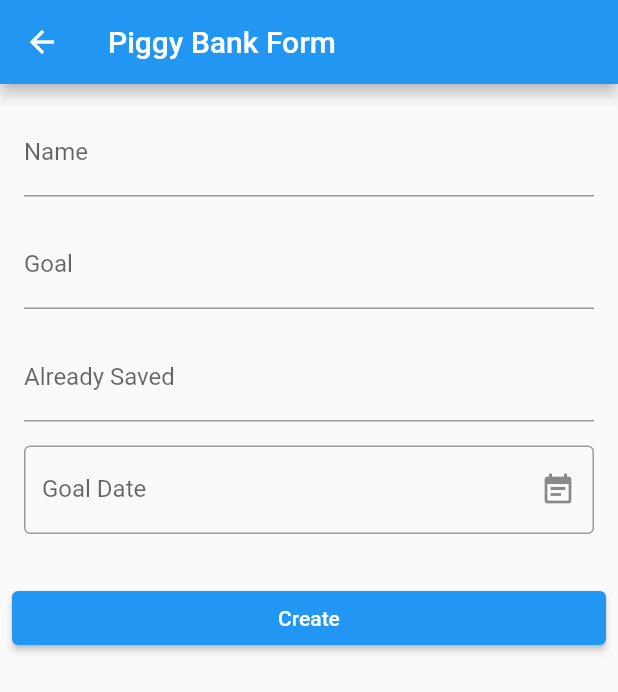
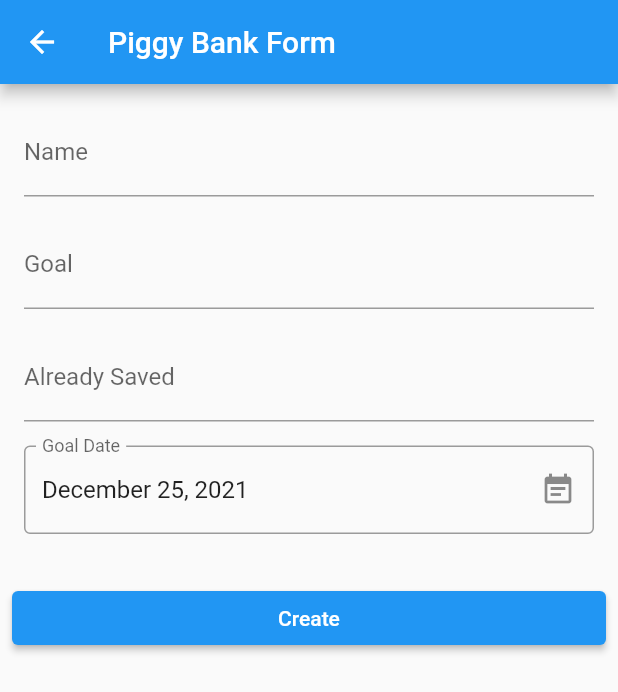
Before and after one commit to gumberss/mini-finance-controlinator-mobile, a Flutter app: the PiggyBankForm screen opened directly, on a phone screen of 412 x 824 dp. Shown: the top 692 px of the screen. Run offline on Flutter 3.47's test engine with Material 2 defaults, Android fonts, the phone set to English and light mode, and no system bars; drawn by our look-alikes of date_field; our stand-ins replace flutter_dotenv, jiffy.

Commit message:
feat: starting edit rule

```diff
--- a/lib/piggy_banks/screens/piggy_bank_form.dart
+++ b/lib/piggy_banks/screens/piggy_bank_form.dart
@@ -1,14 +1,18 @@
 import 'package:date_field/date_field.dart';
 import 'package:flutter/cupertino.dart';
 import 'package:flutter/material.dart';
-import 'package:jiffy/jiffy.dart';
 import 'package:mini_finance_mobile/piggy_banks/models/piggy_bank.dart';
 import 'package:mini_finance_mobile/piggy_banks/piggy_banks_services/PiggyBankService.dart';
 import 'package:uuid/uuid.dart';
 
 class PiggyBankForm extends StatefulWidget {
+  final PiggyBank? piggyBank;
+
+  PiggyBankForm({this.piggyBank});
+
   @override
-  State<StatefulWidget> createState() => PiggyBankFormState();
+  State<StatefulWidget> createState() =>
+      PiggyBankFormState(piggyBank: piggyBank);
 }
 
 class PiggyBankFormState extends State<PiggyBankForm> {
@@ -17,8 +21,21 @@ class PiggyBankFormState extends State<PiggyBankForm> {
   final TextEditingController _goalDateCtrl = TextEditingController();
   final TextEditingController alreadySavedCtrl = TextEditingController();
 
+  final PiggyBank? piggyBank;
+
+  PiggyBankFormState({this.piggyBank});
+
   @override
   Widget build(BuildContext context) {
+    DateTime? goalDate = null;
+    if (piggyBank != null) {
+      _nameCtrl.text = piggyBank!.name;
+      _goalValueCtrl.text = piggyBank!.goalValue.toString();
+      _goalDateCtrl.text = piggyBank!.goalDate.millisecondsSinceEpoch.toString();
+      alreadySavedCtrl.text = piggyBank!.savedValue.toString();
+      goalDate = piggyBank!.goalDate;
+    }
+
     return Scaffold(
         appBar: AppBar(
           title: const Text("Piggy Bank Form"),
@@ -70,7 +87,10 @@ class PiggyBankFormState extends State<PiggyBankForm> {
                   ),
                   mode: DateTimeFieldPickerMode.date,
                   autovalidateMode: AutovalidateMode.onUserInteraction,
-                  firstDate: DateTime.now(),
+                  firstDate: DateTime.now().add(const Duration(days: 1)),
+                  initialDate: goalDate ?? DateTime.now(),
+                  initialValue: goalDate ?? DateTime.now(),
+
                   validator: (e) => ((e?.millisecondsSinceEpoch ?? 0) <=
                           DateTime.now().millisecondsSinceEpoch)
                       ? 'Select a date after today'
--- a/lib/piggy_banks/screens/piggy_bank_list.dart
+++ b/lib/piggy_banks/screens/piggy_bank_list.dart
@@ -95,7 +95,10 @@ class PiggyBankCard extends StatelessWidget {
       child: Material(
         color: Theme.of(context).colorScheme.surface,
         child: InkWell(
-          onTap: () {},
+          onTap: () {
+            Navigator.of(context)
+                .push(MaterialPageRoute(builder: (context) => PiggyBankForm(piggyBank: _piggyBank,)));
+          },
           child: PiggyBankCardContent(_piggyBank),
         ),
       ),
@@ -122,8 +125,7 @@ class PiggyBankCardContent extends StatelessWidget {
               Text(
                 _piggyBank.name,
                 style: TextStyle(fontSize: 24),
-              ),
-              Icon(Icons.edit)
+              )
             ],
           ),
           PiggyBankDateData(_piggyBank),
```
